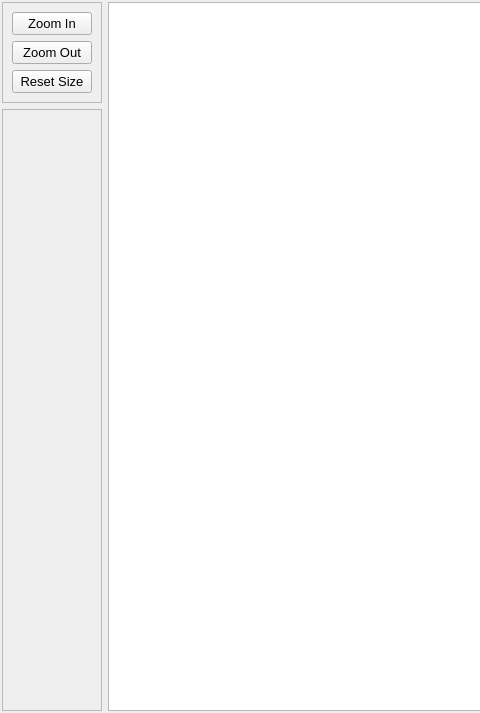
Old version of the form tools/mapviewertool.ui in the repository PhilInTheGaps/GM-Companion; both pictures show x 0 to 480 and y 0 to 713 of the 1226 by 713 pixel window.
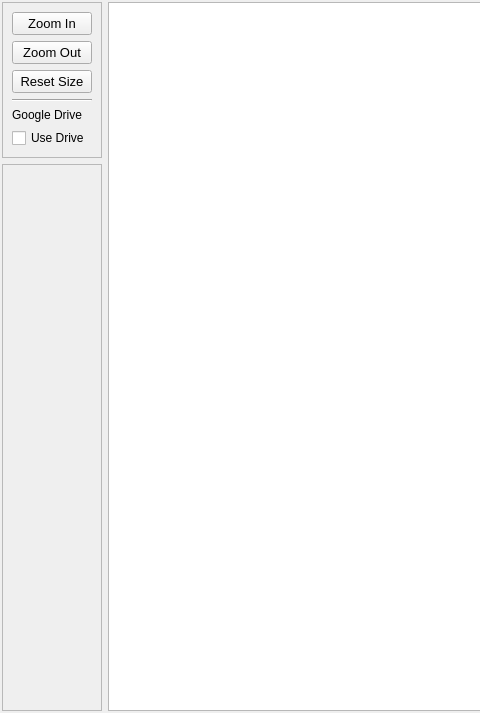
New version of the form.

Commit message: Started to implement google drive compatability

```diff
--- a/tools/mapviewertool.ui
+++ b/tools/mapviewertool.ui
@@ -79,6 +79,27 @@
           </property>
          </widget>
         </item>
+        <item>
+         <widget class="Line" name="line">
+          <property name="orientation">
+           <enum>Qt::Horizontal</enum>
+          </property>
+         </widget>
+        </item>
+        <item>
+         <widget class="QLabel" name="label">
+          <property name="text">
+           <string>Google Drive</string>
+          </property>
+         </widget>
+        </item>
+        <item>
+         <widget class="QCheckBox" name="checkBox_googleDrive">
+          <property name="text">
+           <string>Use Drive</string>
+          </property>
+         </widget>
+        </item>
        </layout>
       </widget>
      </item>
@@ -99,7 +120,7 @@
           <x>0</x>
           <y>0</y>
           <width>98</width>
-          <height>595</height>
+          <height>542</height>
          </rect>
         </property>
        </widget>
```
The commit also changes 10 other files.
